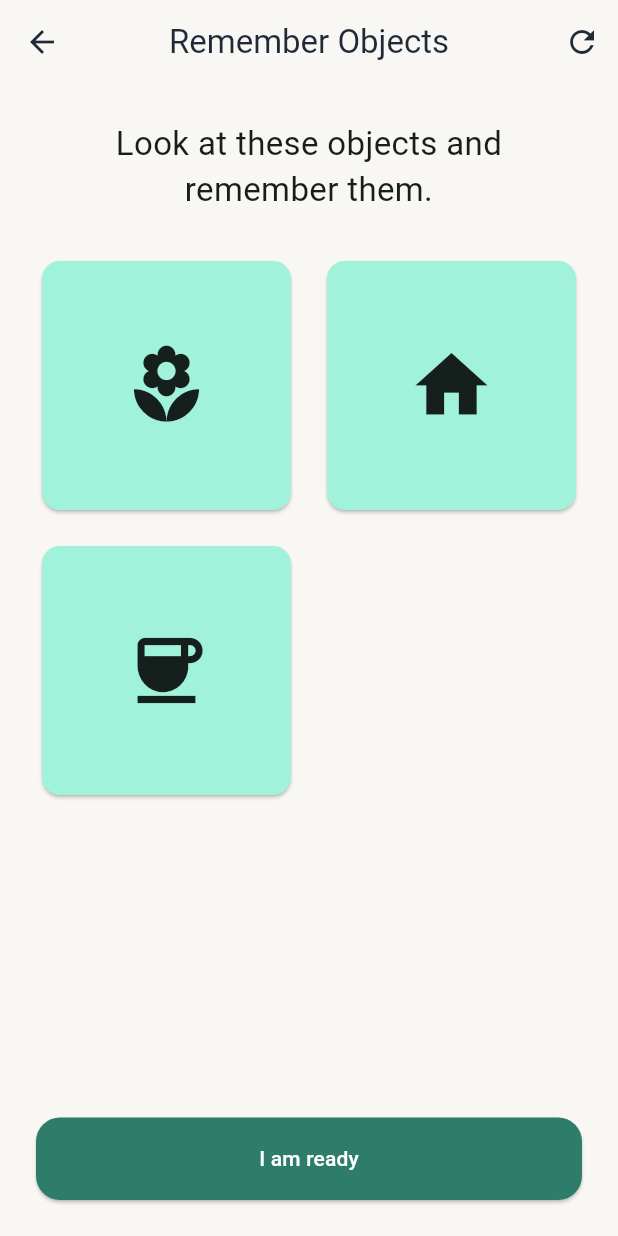
After one commit to dipli2006/YaadSaathi, a Flutter app: the RememberObjectsScreen screen opened directly, on a phone screen of 412 x 824 dp. The commit adds this screen. Run offline on Flutter 3.47's test engine with Material 3 defaults, Android fonts, the phone set to English and light mode, and no system bars.

Commit message:
Add remember objects and sequence games

```diff
--- /dev/null
+++ b/frontend/lib/features/games/remember_objects_screen.dart
@@ -0,0 +1,143 @@
+import 'package:flutter/material.dart';
+
+class RememberObjectsScreen extends StatefulWidget {
+  const RememberObjectsScreen({super.key});
+
+  @override
+  State<RememberObjectsScreen> createState() => _RememberObjectsScreenState();
+}
+
+class _RememberObjectsScreenState extends State<RememberObjectsScreen> {
+  static final _remembered = {
+    Icons.local_florist,
+    Icons.home,
+    Icons.coffee,
+  };
+
+  static const _choices = [
+    Icons.local_florist,
+    Icons.home,
+    Icons.coffee,
+    Icons.directions_car,
+    Icons.pets,
+    Icons.music_note,
+  ];
+
+  bool _isRemembering = true;
+  final _selected = <IconData>{};
+  String? _message;
+
+  void _checkSelection() {
+    final isCorrect = _selected.length == _remembered.length &&
+        _selected.containsAll(_remembered);
+    setState(() {
+      _message = isCorrect
+          ? 'Well done. You remembered the objects.'
+          : 'That is okay. Take another look and try again.';
+    });
+  }
+
+  void _reset() {
+    setState(() {
+      _isRemembering = true;
+      _selected.clear();
+      _message = null;
+    });
+  }
+
+  @override
+  Widget build(BuildContext context) {
+    return Scaffold(
+      appBar: AppBar(
+        title: const Text('Remember Objects'),
+        actions: [
+          IconButton(
+            onPressed: _reset,
+            icon: const Icon(Icons.refresh),
+            tooltip: 'Try again',
+          ),
+        ],
+      ),
+      body: Padding(
+        padding: const EdgeInsets.all(24),
+        child: Column(
+          children: [
+            Text(
+              _isRemembering
+                  ? 'Look at these objects and remember them.'
+                  : 'Which objects did you see?',
+              textAlign: TextAlign.center,
+              style: const TextStyle(fontSize: 22),
+            ),
+            const SizedBox(height: 28),
+            Expanded(
+              child: GridView.count(
+                crossAxisCount: 2,
+                crossAxisSpacing: 16,
+                mainAxisSpacing: 16,
+                children: (_isRemembering ? _remembered.toList() : _choices)
+                    .map(
+                      (icon) => _ObjectTile(
+                        icon: icon,
+                        isSelected: _selected.contains(icon),
+                        onTap: _isRemembering
+                            ? null
+                            : () => setState(() {
+                                  if (_selected.contains(icon)) {
+                                    _selected.remove(icon);
+                                  } else {
+                                    _selected.add(icon);
+                                  }
+                                }),
+                      ),
+                    )
+                    .toList(),
+              ),
+            ),
+            if (_message != null)
+              Padding(
+                padding: const EdgeInsets.only(bottom: 12),
+                child: Text(
+                  _message!,
+                  textAlign: TextAlign.center,
+                  style: const TextStyle(fontSize: 18),
+                ),
+              ),
+            ElevatedButton(
+              onPressed: _isRemembering
+                  ? () => setState(() => _isRemembering = false)
+                  : _checkSelection,
+              child: Text(_isRemembering ? 'I am ready' : 'Check my answer'),
+            ),
+          ],
+        ),
+      ),
+    );
+  }
+}
+
+class _ObjectTile extends StatelessWidget {
+  const _ObjectTile({
+    required this.icon,
+    required this.isSelected,
+    required this.onTap,
+  });
+
+  final IconData icon;
+  final bool isSelected;
+  final VoidCallback? onTap;
+
+  @override
+  Widget build(BuildContext context) {
+    return Card(
+      color: isSelected
+          ? Theme.of(context).colorScheme.secondaryContainer
+          : Theme.of(context).colorScheme.primaryContainer,
+      child: InkWell(
+        onTap: onTap,
+        borderRadius: BorderRadius.circular(12),
+        child: Icon(icon, size: 58),
+      ),
+    );
+  }
+}
```
Also changed, not shown: frontend/lib/features/games/game_selection_screen.dart (+16 -0 lines), frontend/lib/features/games/sequence_screen.dart (added, +92 -0 lines).
